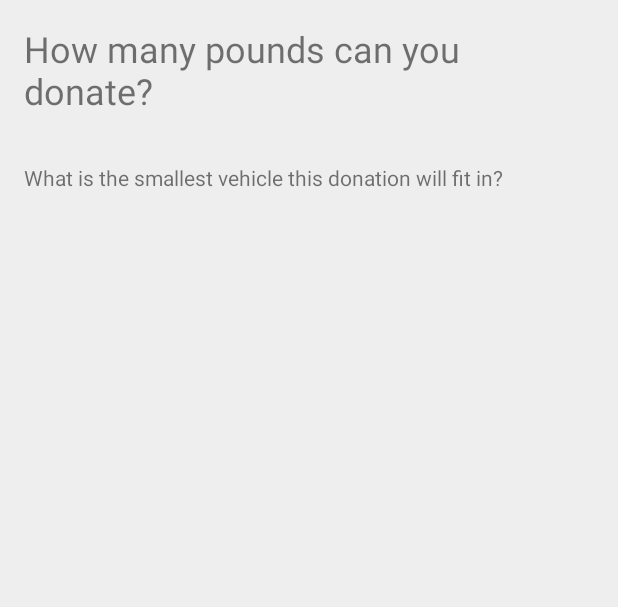
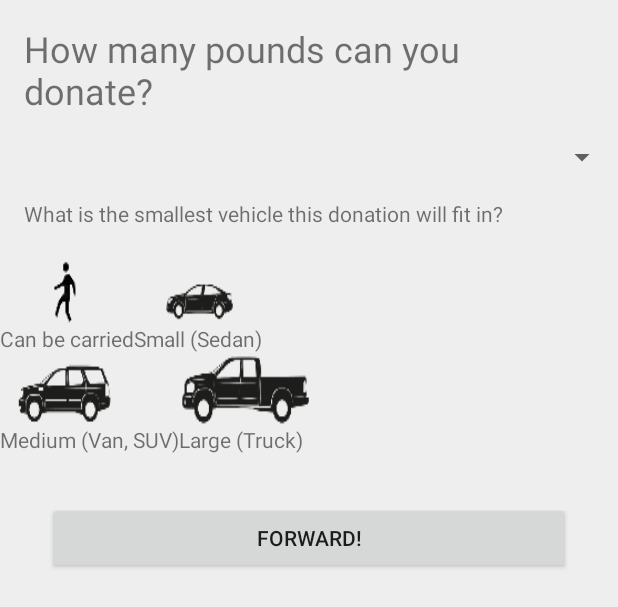
Before and after one commit to calblueprint/ff, an Android app: the layout fragment_amount.xml on its own in the app's theme, with its tools: preview values and no code run, on a phone screen of 412 x 824 dp. Shown: the top 607 px of the screen. Run offline under Robolectric (Android 15) with nearby library versions, the phone set to English and light mode, and no system bars.

Commit message:
added amount layout

```diff
--- a/ff-android/ff-android/src/main/res/layout/fragment_amount.xml
+++ b/ff-android/ff-android/src/main/res/layout/fragment_amount.xml
@@ -14,10 +14,112 @@
         android:padding="@dimen/location_padding"
         android:text="@string/title" />
 
+
+
+    <Spinner
+        android:layout_width="match_parent"
+        android:layout_height="wrap_content"
+        android:id="@+id/pounds_spinner"
+        android:layout_gravity="center_horizontal" />
+
     <TextView
         android:layout_width="match_parent"
         android:layout_height="wrap_content"
         android:padding="@dimen/location_padding"
         android:text="@string/transportation_size" />
 
+    <LinearLayout
+        android:id="@+id/button_row_1"
+        android:layout_height="wrap_content"
+        android:layout_width="match_parent">
+
+        <LinearLayout
+            android:layout_width="wrap_content"
+            android:layout_height="wrap_content"
+            android:orientation="vertical">
+            <Button
+                android:id="@+id/no_vehicle_button"
+                android:layout_width="wrap_content"
+                android:layout_height="0dip"
+                android:background="@drawable/vehicle_none"
+                android:layout_weight="1">
+            </Button>
+
+            <TextView
+                android:layout_width="wrap_content"
+                android:layout_height="wrap_content"
+                android:text="@string/no_vehicle"/>
+            </LinearLayout>
+
+        <LinearLayout
+            android:layout_width="wrap_content"
+            android:layout_height="wrap_content"
+            android:orientation="vertical">
+            <Button
+                android:id="@+id/small_vehicle_button"
+                android:layout_width="wrap_content"
+                android:layout_height="0dip"
+                android:layout_weight="1"
+                android:background="@drawable/vehicle_small">
+            </Button>
+
+            <TextView
+                android:layout_width="wrap_content"
+                android:layout_height="wrap_content"
+                android:text="@string/small_sedan"/>
+        </LinearLayout>
+
+    </LinearLayout>
+
+    <LinearLayout
+        android:id="@+id/button_row_2"
+        android:layout_height="wrap_content"
+        android:layout_width="match_parent">
+
+        <LinearLayout
+            android:layout_width="wrap_content"
+            android:layout_height="wrap_content"
+            android:orientation="vertical">
+            <Button
+                android:id="@+id/medium_vehicle_button"
+                android:layout_width="wrap_content"
+                android:layout_height="0dip"
+                android:background="@drawable/vehicle_medium"
+                android:layout_weight="1">
+            </Button>
+
+            <TextView
+                android:layout_width="wrap_content"
+                android:layout_height="wrap_content"
+                android:text="@string/medium_vehicle"/>
+        </LinearLayout>
+
+        <LinearLayout
+            android:layout_width="wrap_content"
+            android:layout_height="wrap_content"
+            android:orientation="vertical">
+            <Button
+                android:id="@+id/large_vehicle_button"
+                android:layout_width="wrap_content"
+                android:layout_height="0dip"
+                android:layout_weight="1"
+                android:background="@drawable/vehicle_large">
+            </Button>
+
+            <TextView
+                android:layout_width="wrap_content"
+                android:layout_height="wrap_content"
+                android:text="@string/large_vehicle"/>
+        </LinearLayout>
+
+    </LinearLayout>
+
+
+    <Button
+        android:layout_width="match_parent"
+        android:layout_height="wrap_content"
+        android:layout_margin="@dimen/location_margin"
+        android:id="@+id/forward_button"
+        android:text="@string/forward_button"/>
+
 </LinearLayout>
```
